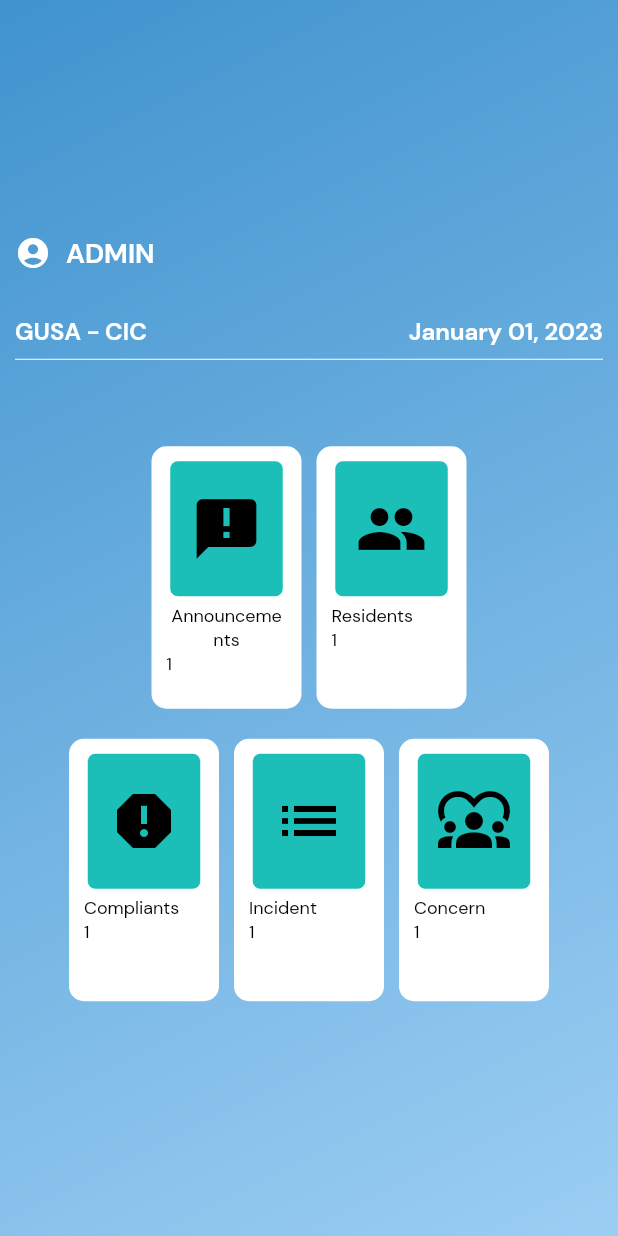
After one commit to lansoyyy/gusa_cic, a Flutter app: the AdminHomeScreen screen opened directly, on a phone screen of 412 x 824 dp. The commit adds this screen. Run offline on Flutter 3.47's test engine with Material 2 defaults, Android fonts, the phone set to English and light mode, and no system bars; our stand-ins replace fluttertoast.

Commit message:
added admin home

```diff
--- /dev/null
+++ b/lib/screens/admin/adminhome_screen.dart
@@ -0,0 +1,178 @@
+import 'package:flutter/material.dart';
+import 'package:gusa_cic/screens/add_report_page.dart';
+import 'package:gusa_cic/utils/colors.dart';
+import 'package:gusa_cic/widgets/text_widget.dart';
+
+
+class AdminHomeScreen extends StatelessWidget {
+  const AdminHomeScreen({super.key});
+
+  @override
+  Widget build(BuildContext context) {
+    return  Scaffold(
+      body: Container(
+         height: double.infinity,
+        width: double.infinity,
+        decoration: BoxDecoration(
+            gradient: LinearGradient(
+    begin: Alignment.topLeft,
+    end: Alignment.bottomRight,
+    colors: [
+      Color(0xff4093CE),
+      Color(0xff9BCEF3),
+    ],
+  ),
+        ),
+
+
+        child: Padding(
+          padding: const EdgeInsets.all(10.0),
+          child: Column(
+            crossAxisAlignment: CrossAxisAlignment.start,
+            mainAxisAlignment: MainAxisAlignment.center,
+            children: [
+              Row(
+                mainAxisAlignment: MainAxisAlignment.start,
+                children: [
+                  Icon(Icons.account_circle_rounded,
+                  color: Colors.white,),
+                  SizedBox(width: 10,),
+                  TextWidget(text: 'ADMIN', fontSize: 18,
+                  color: Colors.white,
+                  fontFamily: 'Bold',),
+                ],
+              ),
+              SizedBox(height: 30,),
+              Row(
+                mainAxisAlignment: MainAxisAlignment.spaceBetween,
+                children: [
+                   TextWidget(text: 'GUSA - CIC', fontSize: 16,
+                  color: Colors.white,
+                  fontFamily: 'Bold',),
+                  TextWidget(text: 'January 01, 2023', fontSize: 16,
+                  color: Colors.white,
+                  fontFamily: 'Bold',),
+
+                ],
+              ),
+              Divider(
+                color: Colors.white,
+              ),
+                SizedBox(height: 50,),
+                Row(
+                            mainAxisAlignment: MainAxisAlignment.center,
+                            children: [
+                              for(int i = 0; i < 2; i++)
+                              Padding(
+                                padding: const EdgeInsets.only(left: 5, right: 5),
+                                child: GestureDetector(
+                                  onTap: () {
+                                      Navigator.of(context).push(MaterialPageRoute(
+                          builder: (context) =>  AddreportScreen(
+                            type: i == 0 ? 'Announcements' : i == 1? 'Residents' : 'Concern',
+                          )));
+                                  },
+                                  child: Container(
+                                    height: 175,
+                                    width: 100,
+                                  decoration: BoxDecoration(
+                                    color: Colors.white,
+                                    borderRadius: BorderRadius.circular(10),
+                                  ),
+                                  child: Padding(
+                                    padding: const EdgeInsets.only(left: 10, right: 10),
+                                    child: Column(
+                                      crossAxisAlignment: CrossAxisAlignment.start,
+                                      children: [
+                                        SizedBox(height: 10,),
+                                        Center(
+                                          child: Container(
+                                            height: 90,
+                                            width: 75,
+                                            decoration: BoxDecoration(
+                                              color: buttonColor,
+                                              borderRadius: BorderRadius.circular(5),
+                                            ),
+                                            child: Center(
+                                              child: Icon(i == 0 ?  Icons.announcement : i == 1 ? Icons.group : Icons.diversity_1,
+                                              color: Colors.black,
+                                              size: 48,),
+                                            ),
+                                          ),
+                                        ),
+                                         SizedBox(height: 5,),
+                                         TextWidget(text: i == 0 ? 'Announcements' : i == 1? 'Residents' : 'Concern', fontSize: 12,
+                                         color: Colors.black,),
+                                         TextWidget(text: '1', fontSize: 12,
+                                         color: Colors.black,),
+                                      ],
+                                    ),
+                                  ),
+                                  ),
+                                ),
+                              ),
+                            ],
+                          ),
+                SizedBox(height: 20,),
+                          Row(
+                            mainAxisAlignment: MainAxisAlignment.center,
+                            children: [
+                              for(int i = 0; i < 3; i++)
+                              Padding(
+                                padding: const EdgeInsets.only(left: 5, right: 5),
+                                child: GestureDetector(
+                                  onTap: () {
+                                      Navigator.of(context).push(MaterialPageRoute(
+                          builder: (context) =>  AddreportScreen(
+                            type: i == 0 ? 'Compliants' : i == 1? 'Incident' : 'Concern',
+                          )));
+                                  },
+                                  child: Container(
+                                  height: 175,
+                                    width: 100,
+                                  decoration: BoxDecoration(
+                                    color: Colors.white,
+                                    borderRadius: BorderRadius.circular(10),
+                                  ),
+                                  child: Padding(
+                                    padding: const EdgeInsets.only(left: 10, right: 10),
+                                    child: Column(
+                                      crossAxisAlignment: CrossAxisAlignment.start,
+                                      children: [
+                                        SizedBox(height: 10,),
+                                        Center(
+                                          child: Container(
+                                            height: 90,
+                                            width: 75,
+                                            decoration: BoxDecoration(
+                                              color: buttonColor,
+                                              borderRadius: BorderRadius.circular(5),
+                                            ),
+                                            child: Center(
+                                              child: Icon(i == 0 ?  Icons.report : i == 1 ? Icons.list : Icons.diversity_1,
+                                              color: Colors.black,
+                                              size: 48,),
+                                            ),
+                                          ),
+                                        ),
+                                         SizedBox(height: 5,),
+                                         TextWidget(text: i == 0 ? 'Compliants' : i == 1? 'Incident' : 'Concern', fontSize: 12,
+                                         color: Colors.black,),
+                                         TextWidget(text: '1', fontSize: 12,
+                                         color: Colors.black,),
+                                      ],
+                                    ),
+                                  ),
+                                  ),
+                                ),
+                              ),
+                            ],
+                          ),
+
+            ],
+          ),
+        ),
+      ),
+    );
+  }
+}
--- a/lib/screens/auth/login_screen.dart
+++ b/lib/screens/auth/login_screen.dart
@@ -1,4 +1,5 @@
 import 'package:flutter/material.dart';
+import 'package:gusa_cic/screens/admin/adminhome_screen.dart';
 import 'package:gusa_cic/screens/auth/signup_screen.dart';
 import 'package:gusa_cic/screens/home_screen.dart';
 import 'package:gusa_cic/utils/colors.dart';
@@ -113,7 +114,10 @@ class _LoginScreenState extends State<LoginScreen> {
                           builder: (context) => const HomeScreen()));
 
               },),
-               TextButton(onPressed: () {}, child: TextWidget(text: 'Administrator Login', fontSize: 14,
+               TextButton(onPressed: () {
+                       Navigator.of(context).pushReplacement(MaterialPageRoute(
+                          builder: (context) => const AdminHomeScreen()));
+               }, child: TextWidget(text: 'Administrator Login', fontSize: 14,
                                     color: Colors.white,
                                     fontFamily: 'Bold',),),
 
```
